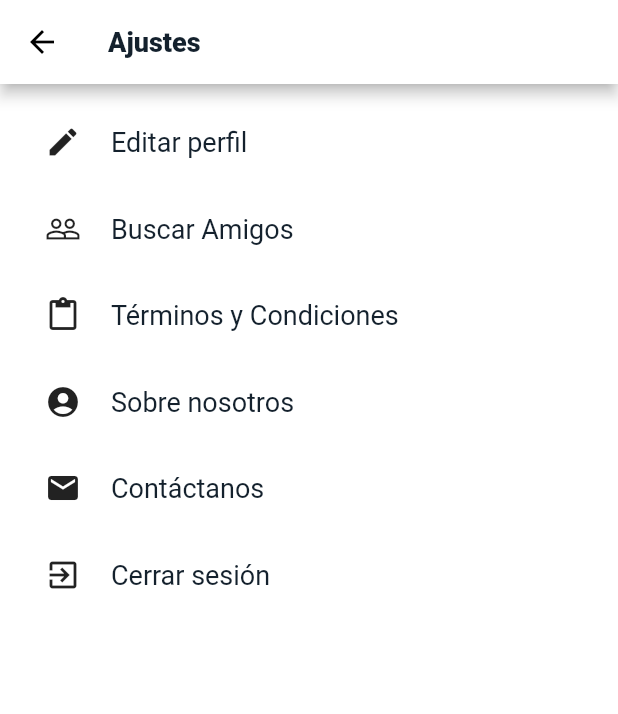
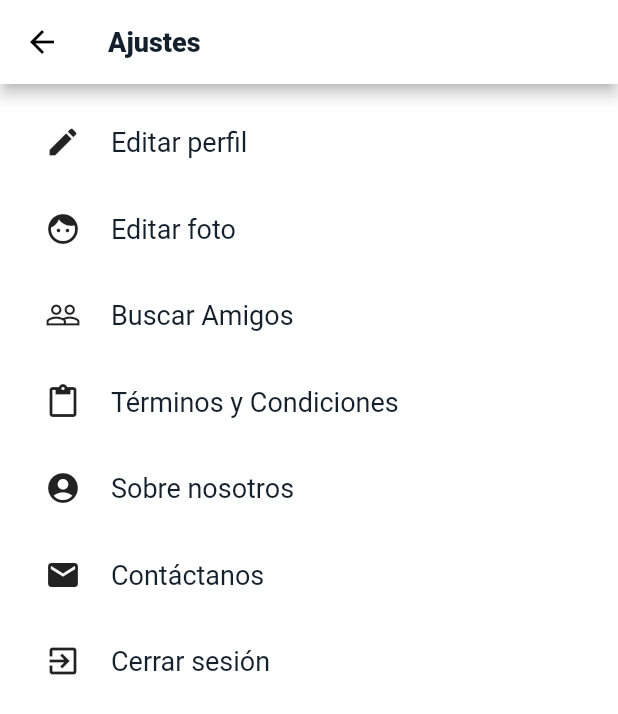
Before and after one commit to santiotin/NiteApp, a Flutter app: the ProfilePage screen opened directly, after a tap on "Ajustes", on a phone screen of 412 x 824 dp. Shown: the top 714 px of the screen. Run offline on Flutter 3.47's test engine with Material 2 defaults, Android fonts, the phone set to English and light mode, and no system bars; our stand-ins replace cloud_firestore, firebase_analytics, firebase_auth, firebase_storage, font_awesome_flutter, google_maps_flutter and 3 more; missing offline and left inert: bottom_navigation_badge, fw_ticket; accounts and stored records are empty; network calls fail.

Commit message:
Editar foto y creado circle image

```diff
--- a/lib/Backend/repository.dart
+++ b/lib/Backend/repository.dart
@@ -1,3 +1,5 @@
+import 'dart:io';
+
 import 'package:cloud_firestore/cloud_firestore.dart';
 import 'package:firebase_auth/firebase_auth.dart';
 import 'package:niteapp/Backend/firebase_provider.dart';
@@ -42,6 +44,8 @@ class Repository {
 
   Future<Club> getClub(String cid) => _firebaseProvider.getClub(cid);
 
+  Future<bool> uploadPhoto(File image) => _firebaseProvider.uploadPhoto(image);
+
 
   //----------------------------------------------------------STREAMS-------------------------------------------------------------------
 
--- a/lib/Ui/ProfilePage.dart
+++ b/lib/Ui/ProfilePage.dart
@@ -7,6 +7,7 @@ import 'package:niteapp/Ui/FriendsPage.dart';
 import 'package:niteapp/Ui/Login/SignInPage.dart';
 import 'package:niteapp/Ui/SettingsPage.dart';
 import 'package:niteapp/Ui/MyEventsPage.dart';
+import 'package:niteapp/Ui/Widgets/CircularImage.dart';
 import 'package:niteapp/Utils/Constants.dart';
 import 'package:firebase_auth/firebase_auth.dart';
 import 'package:cloud_firestore/cloud_firestore.dart';
@@ -74,10 +75,7 @@ class _ProfilePageState extends State<ProfilePage> {
                     Container(
                       height: MediaQuery.of(context).size.height * 0.15,
                       child: Center(
-                        child: Image.network(
-                          user.imageUrl,
-                          fit: BoxFit.cover,
-                        ),
+                        child: CircularImage(size: MediaQuery.of(context).size.height*0.15, image: user.imageUrl,),
                       ),
                     ),
                     Container(
--- a/lib/Ui/SettingsPage.dart
+++ b/lib/Ui/SettingsPage.dart
@@ -1,8 +1,9 @@
 import 'package:flutter/material.dart';
 import 'package:flutter/cupertino.dart';
+import 'package:niteapp/Ui/EditPhotoPage.dart';
 import 'package:niteapp/Ui/EditProfilePage.dart';
 import 'package:niteapp/Ui/Login/SignInPage.dart';
-import 'package:niteapp/Ui/SearchFriendsPage.dart';
+import 'package:niteapp/Pruebas/SearchFriendsPage.dart';
 import 'package:niteapp/Utils/Constants.dart';
 import 'package:firebase_auth/firebase_auth.dart';
 
@@ -41,6 +42,39 @@ class SettingsPage extends StatelessWidget {
                   ),
                   Text(
                     'Editar perfil',
+                    style: TextStyle(
+                      fontFamily: 'Roboto',
+                      color: Constants.main,
+                      fontSize: 18,
+                    ),
+                  ),
+                ],
+              ),
+            ),
+          ),
+          RawMaterialButton(
+            onPressed: () {
+              Navigator.push(
+                  context,
+                  CupertinoPageRoute<Null>(
+                    builder: (context) => EditPhotoPage(),
+                    settings: RouteSettings(name: 'EditPhotoPage'),
+                  )
+              );
+            },
+            child: Container(
+              height: MediaQuery.of(context).size.height * 0.07,
+              child: Row(
+                crossAxisAlignment: CrossAxisAlignment.center,
+                children: <Widget>[
+                  Padding(
+                    padding: EdgeInsets.only(left: 30.0, right: 20.0),
+                    child: Icon(
+                      Icons.face,
+                    ),
+                  ),
+                  Text(
+                    'Editar foto',
                     style: TextStyle(
                       fontFamily: 'Roboto',
                       color: Constants.main,
--- /dev/null
+++ b/lib/Ui/Widgets/CircularImage.dart
@@ -0,0 +1,46 @@
+import 'dart:io';
+import 'package:flutter/material.dart';
+import 'package:niteapp/Utils/Constants.dart';
+
+class CircularImage extends StatefulWidget {
+  final double size;
+  final String image;
+  final File file;
+
+  CircularImage({Key key, this.size, this.image, this.file}) : super(key: key);
+
+  @override
+  _CircularImageState createState() => new _CircularImageState();
+}
+
+class _CircularImageState extends State<CircularImage> {
+
+
+  @override
+  Widget build(BuildContext context) {
+    return new Stack(
+      children: <Widget>[
+        Container(
+          width: widget.size,
+          height: widget.size,
+          child: Center(
+            child: CircularProgressIndicator(),
+          ),
+        ),
+        Container(
+            width: widget.size,
+            height: widget.size,
+            decoration: new BoxDecoration(
+                shape: BoxShape.circle,
+                image: new DecorationImage(
+                    fit: BoxFit.cover,
+                    image: widget.image == null ?
+                    FileImage(widget.file) :
+                    NetworkImage(widget.image)
+                )
+            )
+        )
+      ],
+    );
+  }
+}
--- a/pubspec.yaml
+++ b/pubspec.yaml
@@ -33,8 +33,9 @@ dependencies:
   fw_ticket: ^0.1.1
   webview_flutter: ^0.3.18+1
   google_maps_flutter: ^0.5.21+15
+  image_picker: ^0.6.2+3
+  firebase_storage: ^3.1.1
   contacts_service: ^0.3.10
-  #simple_permissions: ^0.1.9
 
   # The following adds the Cupertino Icons font to your application.
   # Use with the CupertinoIcons class for iOS style icons.
```
Also changed, not shown: lib/Backend/firebase_provider.dart (+11 -0 lines), lib/Pruebas/GoogleMapsPage.dart (renamed from lib/Ui/GoogleMapsPage.dart, +11 -5 lines), lib/Ui/EditPhotoPage.dart (added, +157 -0 lines), lib/Ui/EventDetailsPage.dart (+35 -17 lines), lib/Ui/Lists/ActivityList.dart (+2 -9 lines), lib/Ui/Lists/BasicUserFriendList.dart (+2 -9 lines), lib/Ui/Lists/BasicUserList.dart (+2 -9 lines), lib/Ui/Lists/ClubList.dart (+2 -9 lines), lib/Ui/Lists/EventList.dart (+2 -9 lines), lib/Ui/Lists/FavoriteClubList.dart (+2 -9 lines), lib/Ui/Lists/RequestList.dart (+2 -9 lines), lib/Ui/Lists/UserList.dart (+2 -9 lines), lib/Ui/UserProfilePage.dart (+2 -9 lines), lib/Pruebas/SearchFriendsPage.dart (renamed from lib/Ui/SearchFriendsPage.dart), 1 more files, 4 other files.
